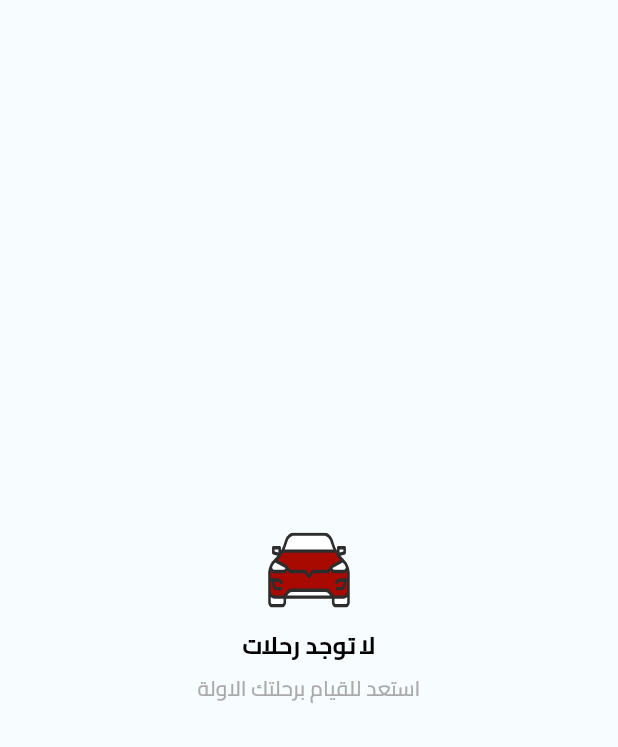
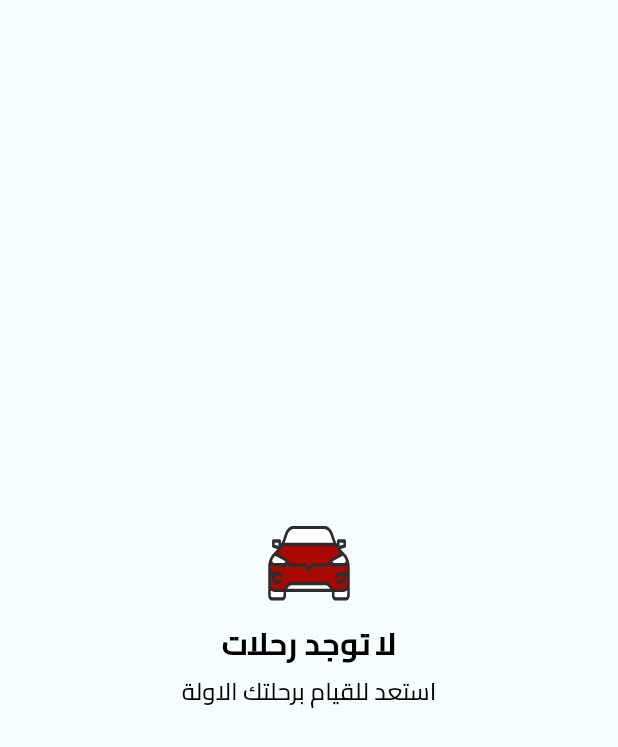
Before and after one commit to AhmedMostafaElsisy/E-commerce, a Flutter app: the EmptyScreen widget shown alone on an empty page, opened directly, on a phone screen of 412 x 824 dp. Shown: the top 747 px of the screen. Run offline on Flutter 3.47's test engine with Material 2 defaults, Android fonts, the phone set to English and light mode, and no system bars; drawn by our look-alikes of auto_size_text; our stand-ins replace cached_network_image, connectivity_plus, dartz, dio, flutter_bloc, flutter_secure_storage and 5 more; accounts and stored records are empty; generated files the repository leaves out were written again; network calls fail; statements that could not run were skipped; project files that could hold a hidden picture were left out.

Commit message:
CO-16 CO-68 add style for common empty

```diff
--- a/lib/core/presentation/Widgets/common_empty_widget.dart
+++ b/lib/core/presentation/Widgets/common_empty_widget.dart
@@ -50,7 +50,7 @@ class EmptyScreen extends StatelessWidget {
           Center(
             child: CommonTitleText(
               textKey: titleKey,
-              textFontSize: AppConstants.normalFontSize,
+              textFontSize: AppConstants.xLargeFontSize,
               lines: 2,
               textOverflow: TextOverflow.ellipsis,
               textAlignment: TextAlign.center,
@@ -63,12 +63,12 @@ class EmptyScreen extends StatelessWidget {
             Center(
               child: CommonTitleText(
                 textKey: description!,
-                textFontSize: AppConstants.smallFontSize,
+                textFontSize: AppConstants.normalFontSize,
                 lines: 2,
                 textOverflow: TextOverflow.ellipsis,
                 textAlignment: TextAlign.center,
                 textWeight: FontWeight.w500,
-                textColor: AppConstants.lightGrayShadowColor,
+                textColor: AppConstants.lightBlackColor,
               ),
             ),
           ],
```
